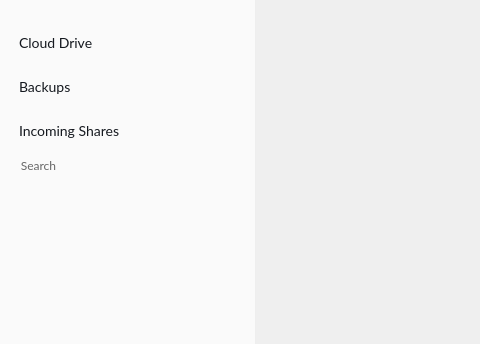
Qt form src/MEGASync/gui/node_selector/gui/macx/NodeSelector.ui (meganz/MEGAsync) before a commit; both pictures show x 0 to 480 and y 0 to 344 of the 800 by 489 pixel window.
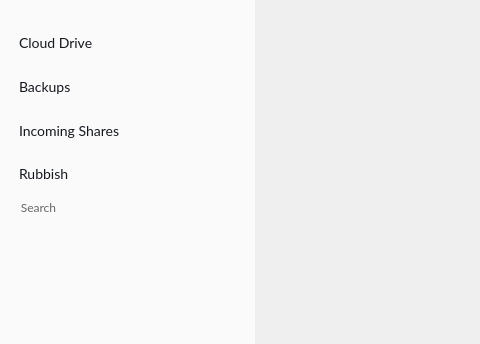
The same form after that commit. Icons and pictures are not drawn.

Commit message: Added Rubbish view (icons pending)

Patch:
```diff
--- a/src/MEGASync/gui/node_selector/gui/macx/NodeSelector.ui
+++ b/src/MEGASync/gui/node_selector/gui/macx/NodeSelector.ui
@@ -509,6 +509,43 @@
            </layout>
           </widget>
          </item>
+         <item>
+          <widget class="QFrame" name="fRubbish">
+           <layout class="QHBoxLayout" name="horizontalLayout_4">
+            <property name="spacing">
+             <number>3</number>
+            </property>
+            <property name="leftMargin">
+             <number>0</number>
+            </property>
+            <property name="topMargin">
+             <number>0</number>
+            </property>
+            <property name="rightMargin">
+             <number>0</number>
+            </property>
+            <property name="bottomMargin">
+             <number>0</number>
+            </property>
+            <item>
+             <widget class="QPushButton" name="bRubbish">
+              <property name="text">
+               <string>Rubbish</string>
+              </property>
+              <property name="checkable">
+               <bool>true</bool>
+              </property>
+              <property name="autoExclusive">
+               <bool>true</bool>
+              </property>
+              <property name="autoDefault">
+               <bool>false</bool>
+              </property>
+             </widget>
+            </item>
+           </layout>
+          </widget>
+         </item>
         </layout>
        </widget>
       </item>
```
The commit also changes 16 other files.
